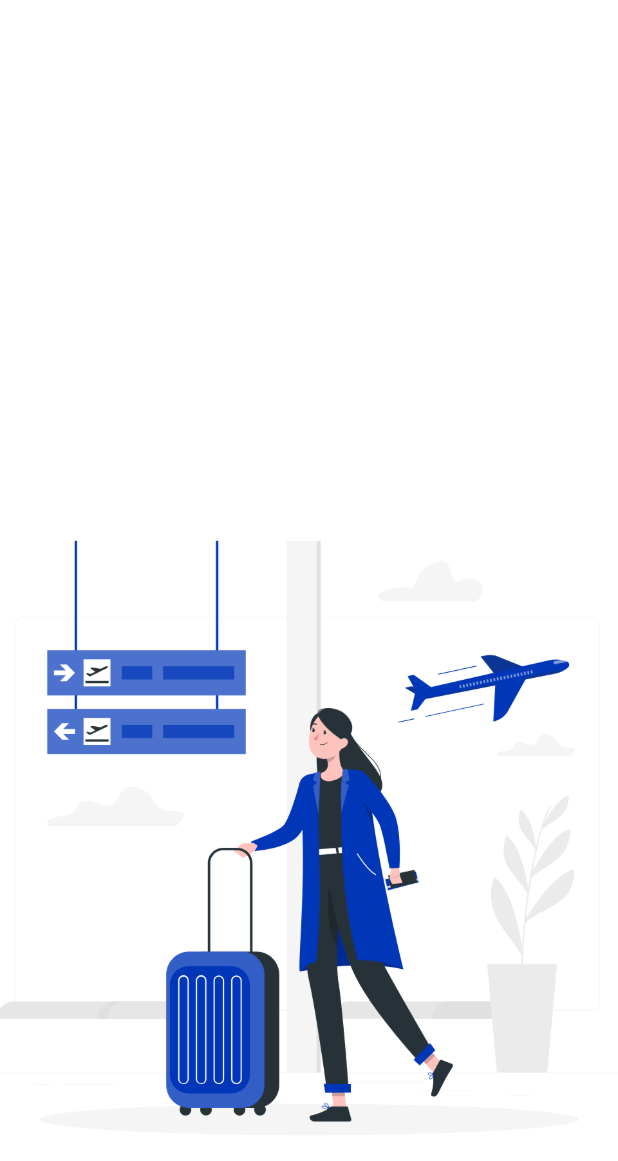
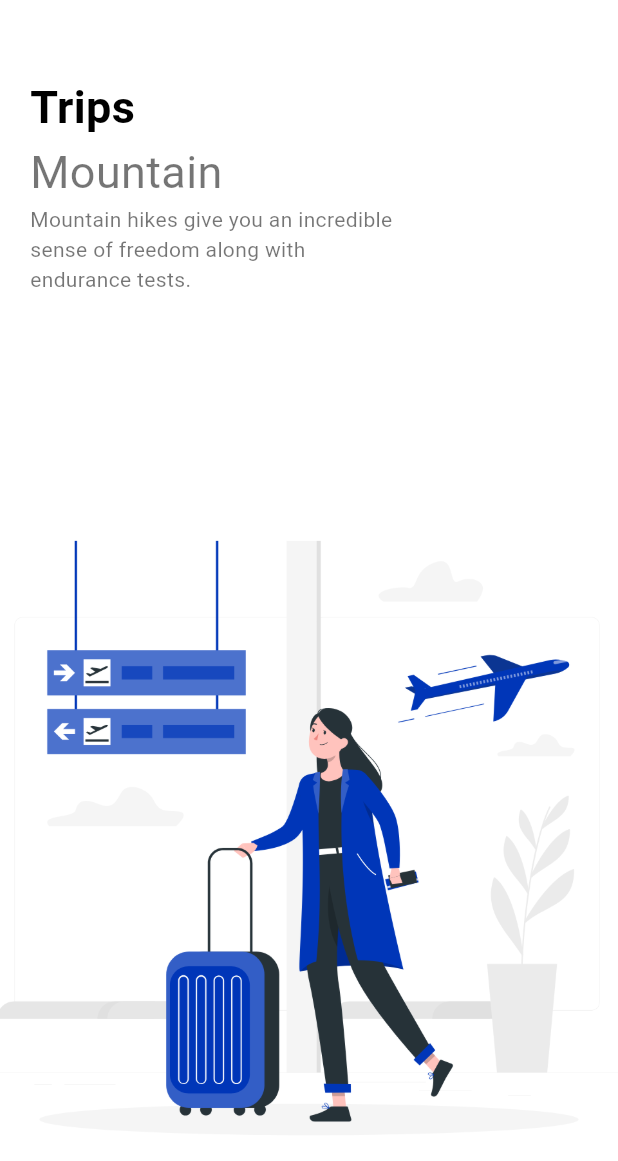
Before and after one commit to Arjav-07/fairtravel, a Flutter app: the screen it shows after launch, on a phone screen of 412 x 824 dp. Shown: the top 1161 px of the screen. Run offline on Flutter 3.47's test engine with Material 3 defaults, Android fonts, the phone set to English and light mode, and no system bars.

Commit message:
Scroll and Text done

```diff
--- a/lib/main.dart
+++ b/lib/main.dart
@@ -1,4 +1,4 @@
-import 'package:fair_travel/welcome_page.dart';
+import 'package:fair_travel/pages/welcome_page.dart';
 import 'package:flutter/material.dart';
 
 void main() {
--- a/lib/welcome_page.dart
+++ b/lib/pages/welcome_page.dart
@@ -1,3 +1,5 @@
+import 'package:fair_travel/widgets/app_large_text.dart';
+import 'package:fair_travel/widgets/app_text.dart';
 import 'package:flutter/material.dart';
 
 class WelcomePage extends StatefulWidget {
@@ -31,10 +33,26 @@ class _WelcomePageState extends State<WelcomePage> {
             ),
             child: Container(
               margin: const EdgeInsets.only(top: 50, left: 20, right: 20),
-              child: Row(children: [Column(children: [
-
+              child: Row(
+                children: [
+                  Column(
+                    crossAxisAlignment: CrossAxisAlignment.start,
+                    children: [
+                      AppLargeText(text: "Trips"),
+                      AppText(text: "Mountain", size: 30),
+                      Container(
+                        width: 250,
+                        child: AppText(
+                          text:
+                              "Mountain hikes give you an incredible sense of freedom along with endurance tests.",
+                          size: 14,
+                          color: Colors.black54,
+                        ),
+                      ),
                     ],
-                  )]),
+                  ),
+                ],
+              ),
             ),
           );
         },
--- /dev/null
+++ b/lib/widgets/app_large_text.dart
@@ -0,0 +1,26 @@
+import 'package:flutter/material.dart';
+
+class AppLargeText extends StatelessWidget {
+  final double size;
+  final Color color;
+  final String text;
+
+  const AppLargeText({
+    Key? key,
+    this.size = 30, // default font size
+    required this.text,
+    this.color = Colors.black, // default color
+  }) : super(key: key);
+
+  @override
+  Widget build(BuildContext context) {
+    return Text(
+      text,
+      style: TextStyle(
+        fontSize: size,
+        color: color,
+        fontWeight: FontWeight.bold, // or customize if needed
+      ),
+    );
+  }
+}
--- /dev/null
+++ b/lib/widgets/app_text.dart
@@ -0,0 +1,26 @@
+import 'package:flutter/material.dart';
+
+class AppText extends StatelessWidget {
+  final double size;
+  final Color color;
+  final String text;
+
+  const AppText({
+    Key? key,
+    this.size = 16, // default font size
+    required this.text,
+    this.color = Colors.black54, // default color
+  }) : super(key: key);
+
+  @override
+  Widget build(BuildContext context) {
+    return Text(
+      text,
+      style: TextStyle(
+        fontSize: size,
+        color: color,
+        // or customize if needed
+      ),
+    );
+  }
+}
```
